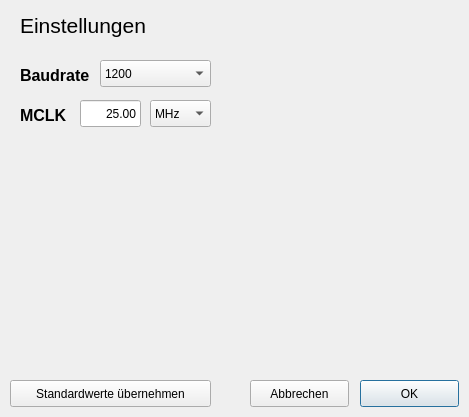
First picture: the form in einstellungen.ui, repository LabConnect/Interface, before the edit.
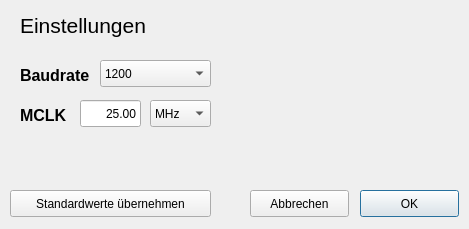
Second picture: the form after the edit.

The edit to the form file:
```diff
--- a/einstellungen.ui
+++ b/einstellungen.ui
@@ -7,7 +7,7 @@
     <x>0</x>
     <y>0</y>
     <width>469</width>
-    <height>417</height>
+    <height>229</height>
    </rect>
   </property>
   <property name="windowTitle">
@@ -17,7 +17,7 @@
    <property name="geometry">
     <rect>
      <x>360</x>
-     <y>380</y>
+     <y>190</y>
      <width>99</width>
      <height>27</height>
     </rect>
@@ -30,7 +30,7 @@
    <property name="geometry">
     <rect>
      <x>250</x>
-     <y>380</y>
+     <y>190</y>
      <width>99</width>
      <height>27</height>
     </rect>
@@ -43,7 +43,7 @@
    <property name="geometry">
     <rect>
      <x>10</x>
-     <y>380</y>
+     <y>190</y>
      <width>201</width>
      <height>27</height>
     </rect>
@@ -57,7 +57,7 @@
     <rect>
      <x>20</x>
      <y>10</y>
-     <width>131</width>
+     <width>151</width>
      <height>31</height>
     </rect>
    </property>
```
Left out of the diff: 6 changed lines with no effect on the pictures.
